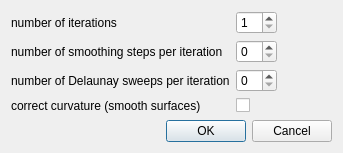
The window that src/libengrid/guisurfacemesher.ui (enGits/engrid) describes before a commit, drawn with Qt 5.
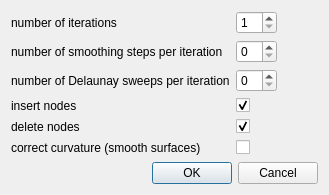
The same window after the commit.

Commit message: made insert and delete nodes optional

Patch:
```diff
--- a/src/libengrid/guisurfacemesher.ui
+++ b/src/libengrid/guisurfacemesher.ui
@@ -6,8 +6,8 @@
    <rect>
     <x>0</x>
     <y>0</y>
-    <width>343</width>
-    <height>153</height>
+    <width>329</width>
+    <height>195</height>
    </rect>
   </property>
   <property name="windowTitle">
@@ -36,7 +36,7 @@
        </property>
       </widget>
      </item>
-     <item row="3" column="1">
+     <item row="5" column="1">
       <widget class="QCheckBox" name="m_CheckBoxSmooth">
        <property name="text">
         <string/>
@@ -71,13 +71,47 @@
        </property>
       </widget>
      </item>
-     <item row="3" column="0">
+     <item row="5" column="0">
       <widget class="QLabel" name="label_4">
        <property name="text">
         <string>correct curvature (smooth surfaces)</string>
        </property>
       </widget>
      </item>
+     <item row="3" column="1">
+      <widget class="QCheckBox" name="m_CheckBoxInsert">
+       <property name="text">
+        <string/>
+       </property>
+       <property name="checked">
+        <bool>true</bool>
+       </property>
+      </widget>
+     </item>
+     <item row="3" column="0">
+      <widget class="QLabel" name="label_5">
+       <property name="text">
+        <string>insert nodes</string>
+       </property>
+      </widget>
+     </item>
+     <item row="4" column="0">
+      <widget class="QLabel" name="label_6">
+       <property name="text">
+        <string>delete nodes</string>
+       </property>
+      </widget>
+     </item>
+     <item row="4" column="1">
+      <widget class="QCheckBox" name="m_CheckBoxDelete">
+       <property name="text">
+        <string/>
+       </property>
+       <property name="checked">
+        <bool>true</bool>
+       </property>
+      </widget>
+     </item>
     </layout>
    </item>
    <item>
```
Left out of the diff: 9 changed lines with no effect on the pictures. The commit also changes 3 other files.
